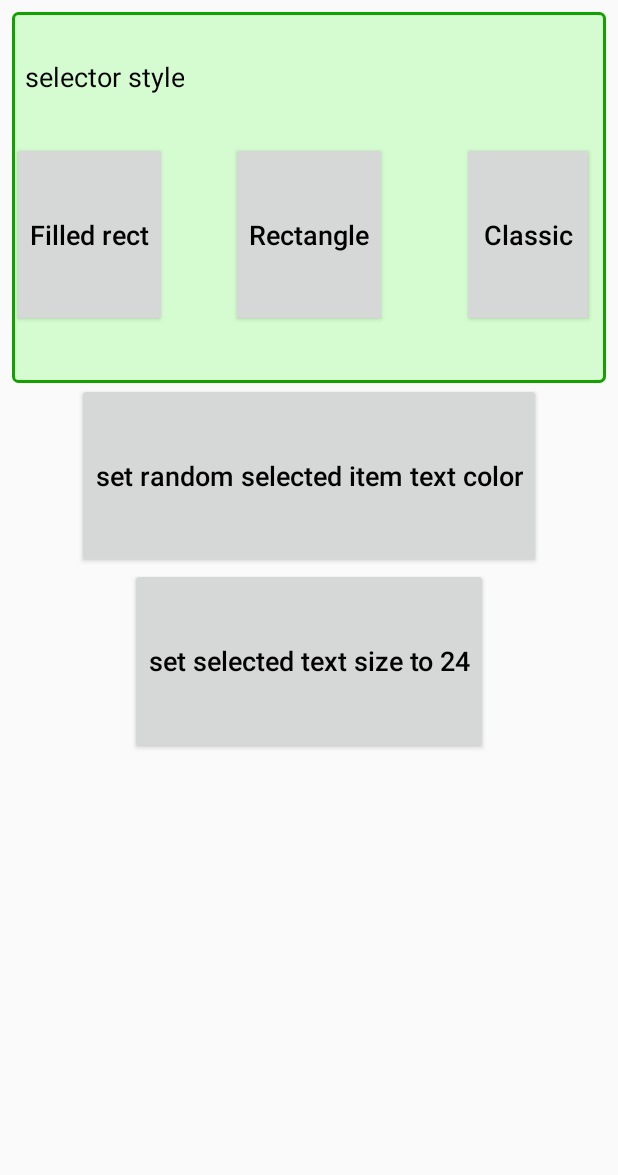
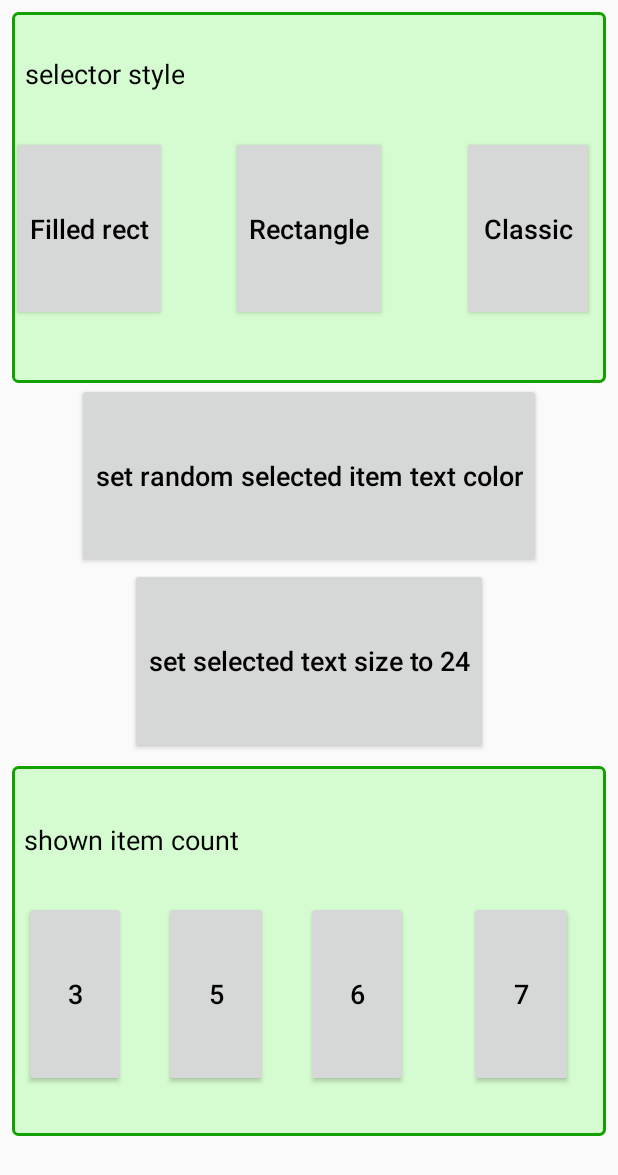
Before and after one commit to tomeeeS/ScrollPickerDemo, an Android app: the layout view_pager_page_2.xml on its own in the app's theme, with its tools: preview values and no code run, on a phone screen of 412 x 824 dp. Shown: the top 1175 px of the screen. Run offline under Robolectric (Android 15) with nearby library versions, the phone set to English and light mode, and no system bars.

Commit message:
fixed app name, added shown item count UI

```diff
--- a/app/src/main/java/com/github/tomeees/scrollpickerdemo/ScrollPickerDemoAdapter.kt
+++ b/app/src/main/java/com/github/tomeees/scrollpickerdemo/ScrollPickerDemoAdapter.kt
@@ -52,6 +52,12 @@ class ScrollPickerDemoAdapter( val context: Context, val scrollPicker: ScrollPic
             selectorStyle1.setOnClickListener { _ -> scrollPicker.setSelectorStyle( SelectorStyle.RECTANGLE_FILLED ) }
             selectorStyle2.setOnClickListener { _ -> scrollPicker.setSelectorStyle( SelectorStyle.RECTANGLE ) }
             selectorStyle3.setOnClickListener { _ -> scrollPicker.setSelectorStyle( SelectorStyle.CLASSIC ) }
+
+            shownItemCount1.setOnClickListener { _ -> scrollPicker.setShownItemCount( 3 ) }
+            shownItemCount2.setOnClickListener { _ -> scrollPicker.setShownItemCount( 5 ) }
+            shownItemCount3.setOnClickListener { _ -> scrollPicker.setShownItemCount( 6 ) }
+            shownItemCount4.setOnClickListener { _ -> scrollPicker.setShownItemCount( 7 ) }
+
             selectedItemTextColor.setOnClickListener { _ -> scrollPicker.setSelectedTextColor(getRandomColor()) }
             setSelectedTextSize.setOnClickListener { _ -> scrollPicker.setSelectedTextSize(24f) }
         }
--- a/app/src/main/res/layout/fragment_main.xml
+++ b/app/src/main/res/layout/fragment_main.xml
@@ -29,7 +29,7 @@
             app:isEnabled="@{ viewModel.isEnabled }"
             app:layout_constraintEnd_toEndOf="parent"
             app:layout_constraintHeight_default="percent"
-            app:layout_constraintHeight_percent=".27"
+            app:layout_constraintHeight_percent=".43"
             app:layout_constraintHorizontal_bias="0.5"
             app:layout_constraintStart_toStartOf="parent"
             app:layout_constraintTop_toTopOf="parent"
@@ -45,7 +45,7 @@
             android:gravity="center"
             android:text="value: "
             android:textSize="@dimen/text_size"
-            app:layout_constraintEnd_toStartOf="@+id/textView2"
+            app:layout_constraintEnd_toEndOf="parent"
             app:layout_constraintHeight_percent="@dimen/heightPercentTextView"
             app:layout_constraintHorizontal_bias="0.5"
             app:layout_constraintHorizontal_chainStyle="packed"
@@ -61,8 +61,6 @@
             android:text="@{ `` + viewModel.pickerValue }"
             android:textSize="@dimen/text_size"
             app:layout_constraintBottom_toBottomOf="@+id/textView"
-            app:layout_constraintEnd_toEndOf="parent"
-            app:layout_constraintHorizontal_bias="0.5"
             app:layout_constraintStart_toEndOf="@+id/textView"
             app:layout_constraintTop_toTopOf="@+id/textView"/>
 
@@ -74,7 +72,7 @@
             app:layout_constraintBottom_toBottomOf="parent"
             app:layout_constraintEnd_toEndOf="parent"
             app:layout_constraintHeight_default="percent"
-            app:layout_constraintHeight_percent="0.66"
+            app:layout_constraintHeight_percent="0.5"
             app:layout_constraintStart_toStartOf="parent"
             app:layout_constraintTop_toBottomOf="@+id/textView"
             >
--- a/app/src/main/res/layout/view_pager_page_2.xml
+++ b/app/src/main/res/layout/view_pager_page_2.xml
@@ -51,6 +51,7 @@
             android:text="Filled rect"
             android:textAllCaps="false"
             android:textSize="@dimen/text_size"
+            app:layout_constraintHeight_default="percent"
             app:layout_constraintHeight_percent="@dimen/heightPercentButtonInPager"
             app:layout_constraintStart_toStartOf="@+id/selectorStyleGroup"
             app:layout_constraintTop_toBottomOf="@+id/selectorStyle"/>
@@ -63,6 +64,7 @@
             android:textAllCaps="false"
             android:textSize="@dimen/text_size"
             app:layout_constraintEnd_toEndOf="parent"
+            app:layout_constraintHeight_default="percent"
             app:layout_constraintHeight_percent="@dimen/heightPercentButtonInPager"
             app:layout_constraintStart_toStartOf="parent"
             app:layout_constraintTop_toBottomOf="@+id/selectorStyle"/>
@@ -76,6 +78,7 @@
             android:text="Classic"
             android:textAllCaps="false"
             android:textSize="@dimen/text_size"
+            app:layout_constraintHeight_default="percent"
             app:layout_constraintEnd_toEndOf="@+id/selectorStyleGroup"
             app:layout_constraintHeight_percent="@dimen/heightPercentButtonInPager"
             app:layout_constraintTop_toBottomOf="@+id/selectorStyle"/>
@@ -87,6 +90,7 @@
             android:text="set random selected item text color"
             android:textAllCaps="false"
             android:textSize="@dimen/text_size"
+            app:layout_constraintHeight_default="percent"
             app:layout_constraintEnd_toEndOf="parent"
             app:layout_constraintHeight_percent="@dimen/heightPercentButtonInPager"
             app:layout_constraintStart_toStartOf="parent"
@@ -103,10 +107,108 @@
             android:text="set selected text size to 24"
             android:textAllCaps="false"
             android:textSize="@dimen/text_size"
+            app:layout_constraintHeight_default="percent"
             app:layout_constraintEnd_toEndOf="parent"
             app:layout_constraintHeight_percent="@dimen/heightPercentButtonInPager"
             app:layout_constraintStart_toStartOf="parent"
             app:layout_constraintTop_toBottomOf="@+id/selectedItemTextColor"/>
 
+        <View
+            android:id="@+id/shownItemCountGroup"
+            android:layout_width="0dp"
+            android:layout_height="0dp"
+            android:layout_marginEnd="8dp"
+            android:layout_marginLeft="8dp"
+            android:layout_marginRight="8dp"
+            android:layout_marginStart="8dp"
+            android:layout_marginTop="8dp"
+            android:background="@drawable/group_background"
+            app:layout_constraintHeight_default="percent"
+            app:layout_constraintEnd_toEndOf="parent"
+            app:layout_constraintHeight_percent=".3"
+            app:layout_constraintStart_toStartOf="parent"
+            app:layout_constraintTop_toBottomOf="@+id/setSelectedTextSize"/>
+
+        <TextView
+            android:id="@+id/shownItemCount"
+            android:layout_width="wrap_content"
+            android:layout_height="0dp"
+            android:layout_marginLeft="8dp"
+            android:layout_marginStart="8dp"
+            android:layout_marginTop="8dp"
+            android:gravity="center"
+            android:text="shown item count"
+            android:textSize="@dimen/text_size"
+            app:layout_constraintHeight_default="percent"
+            app:layout_constraintHeight_percent="@dimen/heightPercentTextViewInPager"
+            app:layout_constraintStart_toStartOf="@+id/selectorStyleGroup"
+            app:layout_constraintTop_toTopOf="@+id/shownItemCountGroup"/>
+
+        <Button
+            android:id="@+id/shownItemCount1"
+            android:layout_width="68dp"
+            android:layout_height="0dp"
+            android:layout_marginLeft="8dp"
+            android:layout_marginStart="8dp"
+            android:text="3"
+            android:textAllCaps="false"
+            android:textSize="@dimen/text_size"
+            android:gravity="center"
+            app:layout_constraintHeight_default="percent"
+            app:layout_constraintHeight_percent="@dimen/heightPercentButtonInPager"
+            app:layout_constraintStart_toStartOf="@+id/shownItemCountGroup"
+            app:layout_constraintTop_toBottomOf="@+id/shownItemCount"/>
+
+        <Button
+            android:id="@+id/shownItemCount2"
+            android:layout_width="69dp"
+            android:layout_height="0dp"
+            android:layout_marginLeft="25dp"
+            android:layout_marginStart="25dp"
+            android:text="5"
+            android:textAllCaps="false"
+            android:textSize="@dimen/text_size"
+            android:gravity="center"
+            app:layout_constraintHeight_default="percent"
+            app:layout_constraintHeight_percent="@dimen/heightPercentButtonInPager"
+            app:layout_constraintStart_toEndOf="@+id/shownItemCount1"
+            app:layout_constraintTop_toBottomOf="@+id/shownItemCount"
+            />
+
+        <Button
+            android:id="@+id/shownItemCount3"
+            android:layout_width="68dp"
+            android:layout_height="0dp"
+            android:layout_marginLeft="25dp"
+            android:layout_marginStart="25dp"
+            android:text="6"
+            android:textAllCaps="false"
+            android:textSize="@dimen/text_size"
+            android:gravity="center"
+            app:layout_constraintHeight_default="percent"
+            app:layout_constraintHeight_percent="@dimen/heightPercentButtonInPager"
+            app:layout_constraintStart_toEndOf="@+id/shownItemCount2"
+            app:layout_constraintTop_toBottomOf="@+id/shownItemCount"
+            />
+
+        <Button
+            android:id="@+id/shownItemCount4"
+            android:layout_width="69dp"
+            android:layout_height="0dp"
+            android:layout_marginEnd="8dp"
+            android:layout_marginLeft="26dp"
+            android:layout_marginRight="8dp"
+            android:layout_marginStart="26dp"
+            android:text="7"
+            android:textAllCaps="false"
+            android:textSize="@dimen/text_size"
+            android:gravity="center"
+            app:layout_constraintHeight_default="percent"
+            app:layout_constraintHeight_percent="@dimen/heightPercentButtonInPager"
+            app:layout_constraintEnd_toEndOf="@+id/shownItemCountGroup"
+            app:layout_constraintStart_toEndOf="@+id/shownItemCount3"
+            app:layout_constraintTop_toBottomOf="@+id/shownItemCount"
+            />
+
     </android.support.constraint.ConstraintLayout>
 </layout>
--- a/app/src/main/res/values/dimens.xml
+++ b/app/src/main/res/values/dimens.xml
@@ -11,9 +11,8 @@
     <dimen name="navigation_drawer_header_padding">16dp</dimen>
     <dimen name="navigation_drawer_image_width">100dp</dimen>
     <dimen name="text_size">18sp</dimen>
-    <dimen name="heightPercentButton">.1</dimen>
     <dimen name="heightPercentButtonInPager">.15</dimen>
     <dimen name="heightPercentTextView">.07</dimen>
-    <dimen name="heightPercentTextViewInPager">.105</dimen>
+    <dimen name="heightPercentTextViewInPager">.1</dimen>
     <dimen name="bigger_text_size">18sp</dimen>
 </resources>
--- a/app/src/main/res/values/strings.xml
+++ b/app/src/main/res/values/strings.xml
@@ -1,5 +1,5 @@
 <resources>
-    <string name="app_name" translatable="false">SrollPickerDemo</string>
+    <string name="app_name" translatable="false">ScrollPickerDemo</string>
     <string name="action_settings">Settings</string>
 
 </resources>
--- a/build.gradle
+++ b/build.gradle
@@ -21,7 +21,7 @@ buildscript {
         ktxVersion = '0.3'
         roomVersion = '1.1.1'
         runnerVersion = '1.0.1'
-        supportLibraryVersion = '28.0.0-beta01'
+        supportLibraryVersion = '28.0.0-rc01'
         workVersion = '1.0.0-alpha06'
         navigation_ktx_version = 'ktx:1.0.0-alpha04'
 
```
